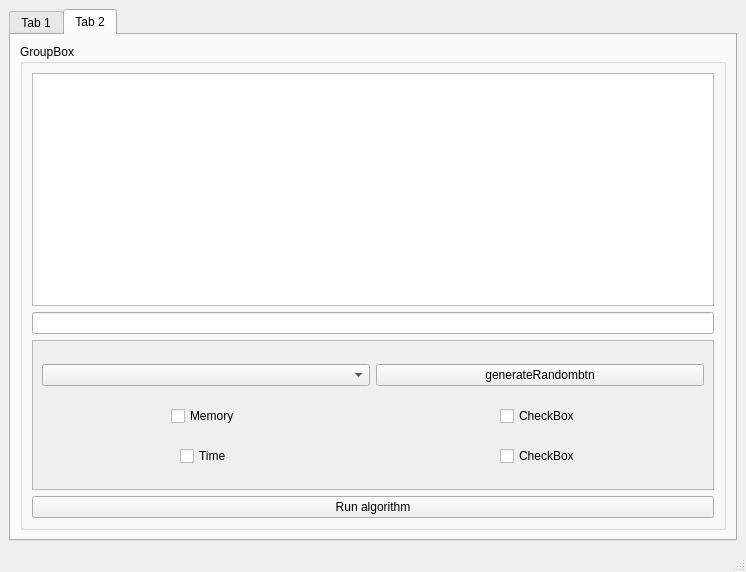
Qt form OOPlab2/mainwindow.ui (YaroslavDrovolskyi/lab2-OOOP-algorithms) before a commit.
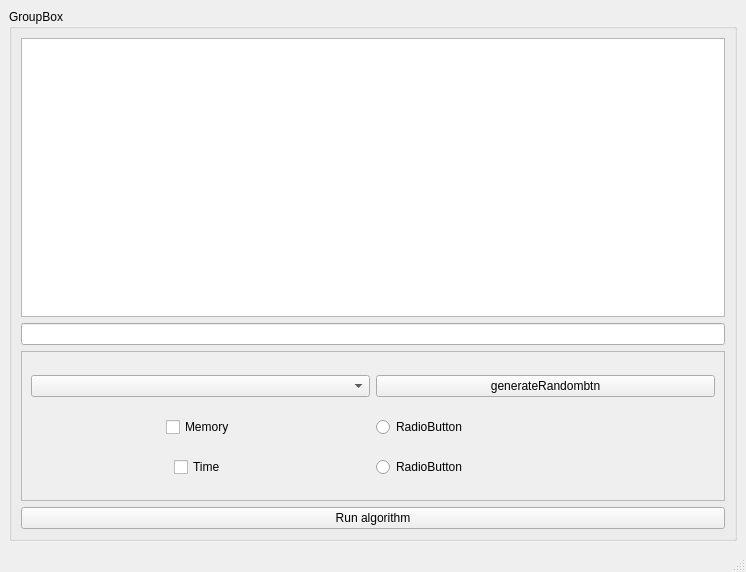
The same form after that commit. The open tabs and pages were chosen to show the change.

```diff
--- a/OOPlab2/mainwindow.ui
+++ b/OOPlab2/mainwindow.ui
@@ -28,16 +28,6 @@
      <number>9</number>
     </property>
     <item>
-     <widget class="QTabWidget" name="tabWidget">
-      <property name="currentIndex">
-       <number>0</number>
-      </property>
-      <widget class="QWidget" name="tab">
-       <attribute name="title">
-        <string>Tab 1</string>
-       </attribute>
-       <layout class="QVBoxLayout" name="verticalLayout_2">
-        <item>
          <widget class="QGroupBox" name="groupBox">
           <property name="sizePolicy">
            <sizepolicy hsizetype="Expanding" vsizetype="Expanding">
@@ -92,7 +82,7 @@
                <rect>
                 <x>0</x>
                 <y>0</y>
-                <width>682</width>
+            <width>706</width>
                 <height>148</height>
                </rect>
               </property>
@@ -104,13 +94,6 @@
                  </property>
                 </widget>
                </item>
-               <item row="2" column="2" alignment="Qt::AlignHCenter">
-                <widget class="QCheckBox" name="checkBox_4">
-                 <property name="text">
-                  <string>CheckBox</string>
-                 </property>
-                </widget>
-               </item>
                <item row="1" column="0" alignment="Qt::AlignHCenter">
                 <widget class="QCheckBox" name="checkBoxMemory">
                  <property name="text">
@@ -128,10 +111,17 @@
                  </property>
                 </widget>
                </item>
-               <item row="1" column="2" alignment="Qt::AlignHCenter">
-                <widget class="QCheckBox" name="checkBox_3">
+           <item row="1" column="2">
+            <widget class="QRadioButton" name="radioButton">
                  <property name="text">
-                  <string>CheckBox</string>
+              <string>RadioButton</string>
+             </property>
+            </widget>
+           </item>
+           <item row="2" column="2">
+            <widget class="QRadioButton" name="radioButton_2">
+             <property name="text">
+              <string>RadioButton</string>
                  </property>
                 </widget>
                </item>
@@ -147,129 +137,6 @@
             </widget>
            </item>
           </layout>
-         </widget>
-        </item>
-       </layout>
-      </widget>
-      <widget class="QWidget" name="tab_2">
-       <attribute name="title">
-        <string>Tab 2</string>
-       </attribute>
-       <layout class="QVBoxLayout" name="verticalLayout_4">
-        <item>
-         <widget class="QGroupBox" name="groupBox_2">
-          <property name="sizePolicy">
-           <sizepolicy hsizetype="Expanding" vsizetype="Expanding">
-            <horstretch>0</horstretch>
-            <verstretch>0</verstretch>
-           </sizepolicy>
-          </property>
-          <property name="minimumSize">
-           <size>
-            <width>300</width>
-            <height>0</height>
-           </size>
-          </property>
-          <property name="maximumSize">
-           <size>
-            <width>1000000</width>
-            <height>16777215</height>
-           </size>
-          </property>
-          <property name="title">
-           <string>GroupBox</string>
-          </property>
-          <layout class="QVBoxLayout" name="verticalLayout_3">
-           <item>
-            <widget class="QTableWidget" name="resultTable_2"/>
-           </item>
-           <item>
-            <widget class="QLineEdit" name="inputline_2"/>
-           </item>
-           <item>
-            <widget class="QScrollArea" name="scrollArea_2">
-             <property name="minimumSize">
-              <size>
-               <width>0</width>
-               <height>100</height>
-              </size>
-             </property>
-             <property name="maximumSize">
-              <size>
-               <width>167772</width>
-               <height>150</height>
-              </size>
-             </property>
-             <property name="styleSheet">
-              <string notr="true"/>
-             </property>
-             <property name="widgetResizable">
-              <bool>true</bool>
-             </property>
-             <widget class="QWidget" name="scrollAreaWidgetContents_2">
-              <property name="geometry">
-               <rect>
-                <x>0</x>
-                <y>0</y>
-                <width>682</width>
-                <height>148</height>
-               </rect>
-              </property>
-              <layout class="QGridLayout" name="gridLayout_3">
-               <item row="2" column="0" alignment="Qt::AlignHCenter">
-                <widget class="QCheckBox" name="checkBoxTime_2">
-                 <property name="text">
-                  <string>Time</string>
-                 </property>
-                </widget>
-               </item>
-               <item row="2" column="2" alignment="Qt::AlignHCenter">
-                <widget class="QCheckBox" name="checkBox_5">
-                 <property name="text">
-                  <string>CheckBox</string>
-                 </property>
-                </widget>
-               </item>
-               <item row="1" column="0" alignment="Qt::AlignHCenter">
-                <widget class="QCheckBox" name="checkBoxMemory_2">
-                 <property name="text">
-                  <string>Memory</string>
-                 </property>
-                </widget>
-               </item>
-               <item row="0" column="0">
-                <widget class="QComboBox" name="algoselector_2"/>
-               </item>
-               <item row="0" column="2">
-                <widget class="QPushButton" name="pushButton_2">
-                 <property name="text">
-                  <string>generateRandombtn</string>
-                 </property>
-                </widget>
-               </item>
-               <item row="1" column="2" alignment="Qt::AlignHCenter">
-                <widget class="QCheckBox" name="checkBox_6">
-                 <property name="text">
-                  <string>CheckBox</string>
-                 </property>
-                </widget>
-               </item>
-              </layout>
-             </widget>
-            </widget>
-           </item>
-           <item>
-            <widget class="QPushButton" name="btnrun_2">
-             <property name="text">
-              <string>Run algorithm</string>
-             </property>
-            </widget>
-           </item>
-          </layout>
-         </widget>
-        </item>
-       </layout>
-      </widget>
      </widget>
     </item>
    </layout>
```
Lines whose indentation alone changed are shown as unchanged.
